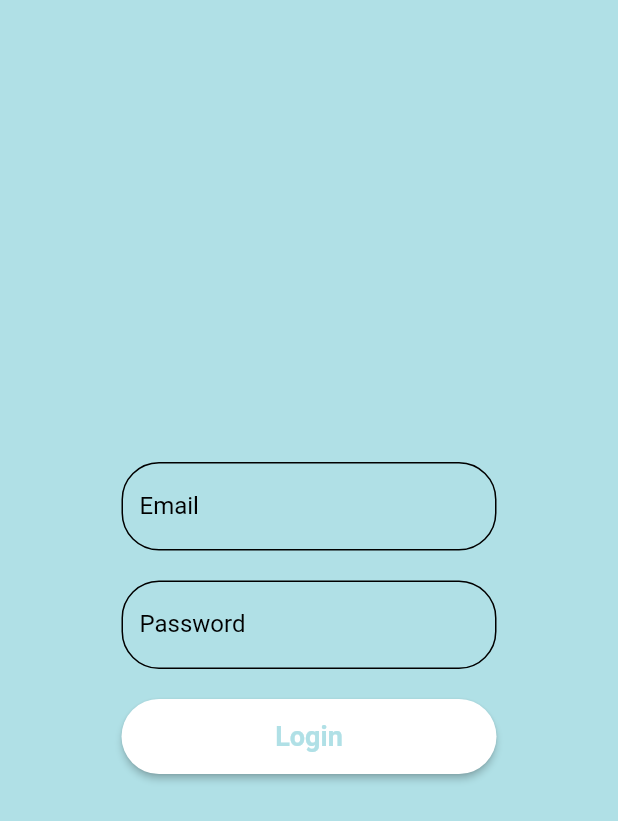
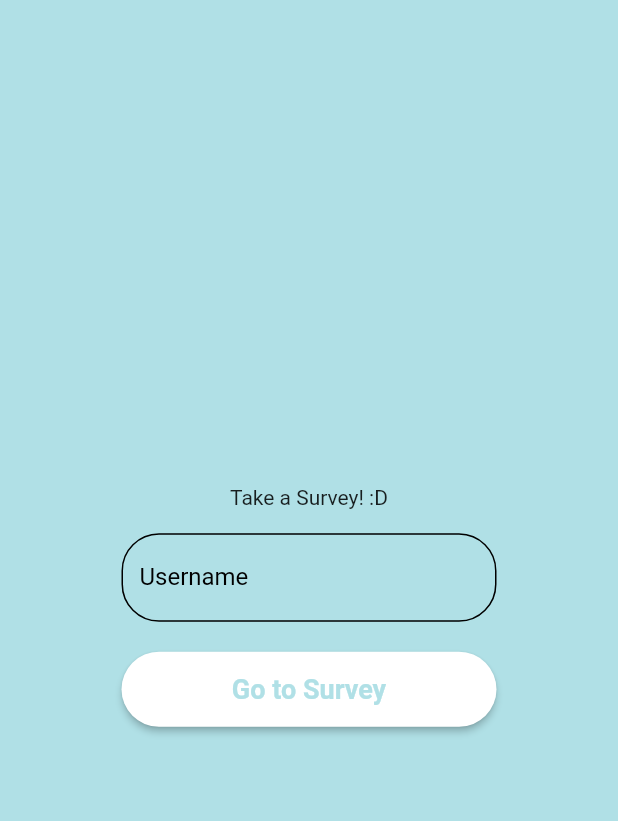
Before and after one commit to AliJawadSubhan/Survery_Stacked, a Flutter app: the screen it shows after launch, on a phone screen of 412 x 824 dp. Shown: the top 821 px of the screen. Run offline on Flutter 3.47's test engine with Material 2 defaults, Android fonts, the phone set to English and light mode, and no system bars; our stand-ins replace firebase_auth, firebase_core, stacked, stacked_services, stacked_shared; accounts and stored records are empty; statements that could not run were skipped.

Commit message:
Imrpoved Functionality

```diff
--- a/lib/views/login/login_view.dart
+++ b/lib/views/login/login_view.dart
@@ -11,7 +11,13 @@ class LoginView extends StackedView<LoginViewModel> {
     return Scaffold(
       backgroundColor: const Color(0xFFB0E0E6),
       body: Center(
-        child: Form(
+        child: Column(
+          mainAxisAlignment: MainAxisAlignment.center,
+          children: [
+            const Center(
+              child: Text("Take a Survey! :D"),
+            ),
+            Form(
               child: Builder(builder: (context) {
                 return Padding(
                   padding: const EdgeInsets.all(16.0),
@@ -21,44 +27,12 @@ class LoginView extends StackedView<LoginViewModel> {
                       SizedBox(
                         width: 250,
                         child: TextFormField(
-                      controller: viewModel.emailController,
+                          controller: viewModel.usernameController,
                           validator: (value) {
-                        return viewModel.validateEmail(value!);
+                            return viewModel.validateUsername(value!);
                           },
                           decoration: InputDecoration(
-                        labelText: 'Email',
-                        labelStyle: const TextStyle(color: Colors.black),
-                        focusedBorder: OutlineInputBorder(
-                          borderSide: const BorderSide(color: Colors.black),
-                          borderRadius: BorderRadius.circular(25),
-                        ),
-                        enabledBorder: OutlineInputBorder(
-                          borderSide: const BorderSide(color: Colors.black),
-                          borderRadius: BorderRadius.circular(25),
-                        ),
-                        errorBorder: OutlineInputBorder(
-                          borderSide: const BorderSide(color: Colors.red),
-                          borderRadius: BorderRadius.circular(25),
-                        ),
-                        focusedErrorBorder: OutlineInputBorder(
-                          borderSide: const BorderSide(color: Colors.red),
-                          borderRadius: BorderRadius.circular(25),
-                        ),
-                      ),
-                      style: const TextStyle(color: Colors.black),
-                    ),
-                  ),
-                  const SizedBox(height: 20),
-                  SizedBox(
-                    width: 250,
-                    child: TextFormField(
-                      controller: viewModel.passwordController,
-                      validator: (value) {
-                        return viewModel.validatePassword(value!);
-                      },
-                      obscureText: true,
-                      decoration: InputDecoration(
-                        labelText: 'Password',
+                            labelText: 'Username',
                             labelStyle: const TextStyle(color: Colors.black),
                             focusedBorder: OutlineInputBorder(
                               borderSide: const BorderSide(color: Colors.black),
@@ -82,7 +56,7 @@ class LoginView extends StackedView<LoginViewModel> {
                       ),
                       const SizedBox(height: 20),
                       viewModel.isLoading
-                      ? CircularProgressIndicator()
+                          ? const CircularProgressIndicator()
                           : SizedBox(
                               width: 250,
                               height: 50,
@@ -97,7 +71,7 @@ class LoginView extends StackedView<LoginViewModel> {
                                   ),
                                 ),
                                 child: const Text(
-                              "Login",
+                                  "Go to Survey",
                                   style: TextStyle(
                                     color: Color(0xFFB0E0E6),
                                     fontSize: 18,
@@ -111,6 +85,8 @@ class LoginView extends StackedView<LoginViewModel> {
                 );
               }),
             ),
+          ],
+        ),
       ),
     );
   }
--- a/lib/views/splash/splash_viewmodel.dart
+++ b/lib/views/splash/splash_viewmodel.dart
@@ -4,7 +4,6 @@ import 'package:stacked_services/stacked_services.dart';
 import 'package:stacked_tech_idara/base/app.locator.dart';
 import 'package:stacked_tech_idara/base/app.router.dart';
 import 'package:stacked_tech_idara/services/auth_services.dart';
-import 'package:stacked_tech_idara/views/login/login_view.dart';
 
 class SplashViewModel extends BaseViewModel {
   final BuildContext context;
@@ -12,8 +11,8 @@ class SplashViewModel extends BaseViewModel {
   SplashViewModel(this.context);
 
   void init() async {
-    await Future.delayed(Duration(seconds: 2), () {
-      if (locator<AuthService>().email != null) {
+    await Future.delayed(const Duration(seconds: 2), () {
+      if (locator<AuthService>().userUid != null) {
         locator<NavigationService>().pushNamedAndRemoveUntil(Routes.homeView);
         return;
       }
```
Also changed, not shown: lib/views/home/home_view.dart (+103 -3 lines), lib/views/home/home_viewmodel.dart (+124 -1 lines). Lines whose indentation alone changed are shown as unchanged.
